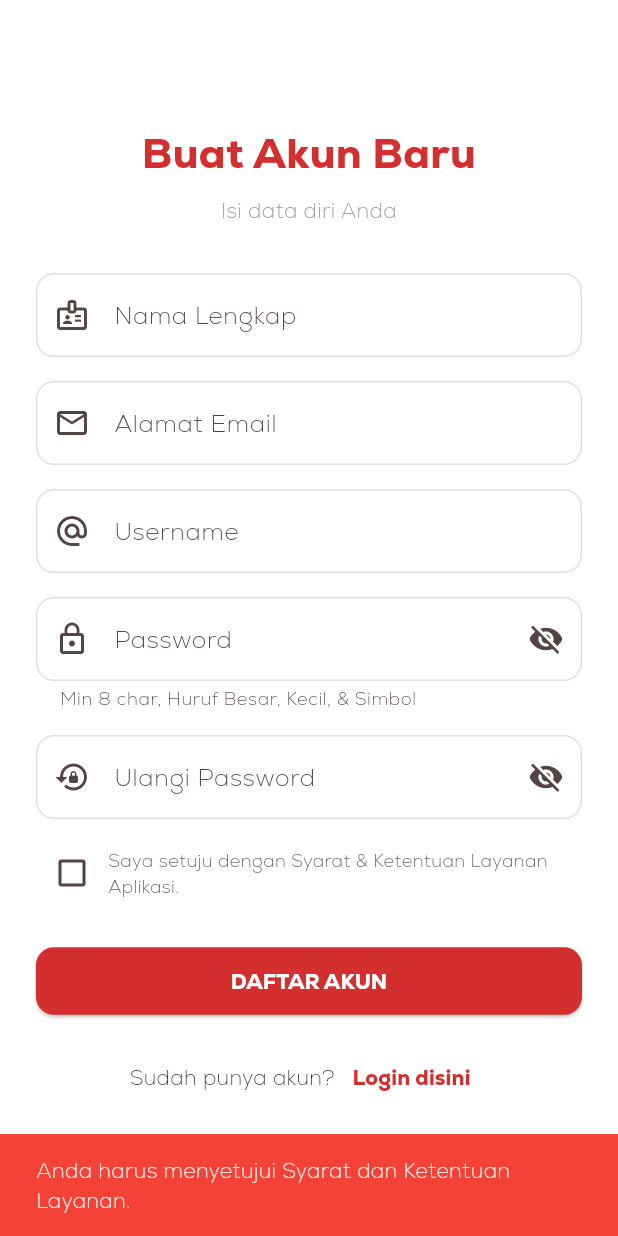
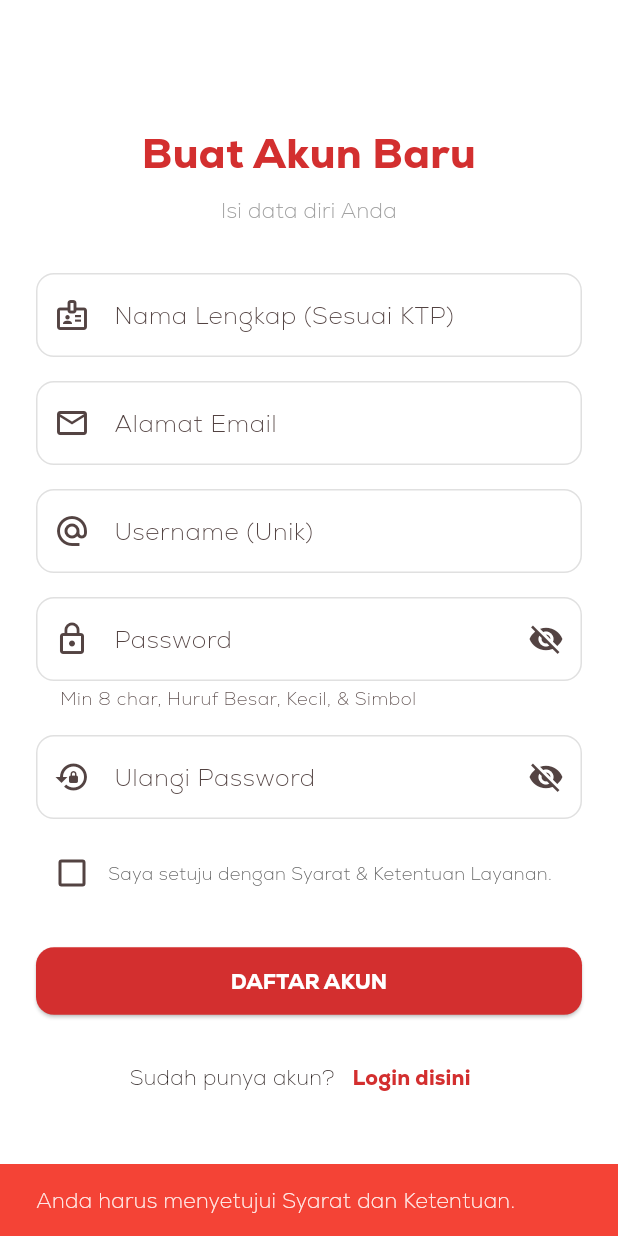
Before and after one commit to Ztxdope/smart-marketplace, a Flutter app: the screen it shows after launch, after a tap on "Daftar disini", after a tap on "DAFTAR AKUN", on a phone screen of 412 x 824 dp. Run offline on Flutter 3.47's test engine with Material 3 defaults, Android fonts, the phone set to English and light mode, and no system bars; our stand-ins replace animated_text_kit, auto_size_text, convex_bottom_bar, firebase_core, firebase_messaging, fluentui_system_icons and 13 more; accounts and stored records are empty; network calls fail; statements that could not run were skipped.

Commit message:
ver beta

```diff
--- a/lib/features/auth/login_page.dart
+++ b/lib/features/auth/login_page.dart
@@ -13,7 +13,7 @@ class LoginPage extends StatefulWidget {
 class _LoginPageState extends State<LoginPage> {
   // Controllers
   final _emailOrUserCtrl = TextEditingController();
-  final _fullNameCtrl = TextEditingController(); // Baru: Nama Lengkap
+  final _fullNameCtrl = TextEditingController();
   final _usernameCtrl = TextEditingController();
   final _emailCtrl = TextEditingController();
   final _passCtrl = TextEditingController();
@@ -24,7 +24,7 @@ class _LoginPageState extends State<LoginPage> {
   bool _obscurePass = true;
   bool _obscureConfirm = true;
 
-  // Baru: Checkbox Terms
+  // Checkbox Terms
   bool _agreeToTerms = false;
 
   Future<void> _submit() async {
@@ -45,53 +45,34 @@ class _LoginPageState extends State<LoginPage> {
 
         await supabase.auth.signInWithPassword(email: emailToLogin, password: password);
       } else {
-        // --- LOGIKA REGISTER (VALIDASI KETAT) ---
+        // --- LOGIKA REGISTER ---
         final fullName = _fullNameCtrl.text.trim();
         final email = _emailCtrl.text.trim();
         final username = _usernameCtrl.text.trim();
         final password = _passCtrl.text;
         final confirm = _confirmPassCtrl.text;
 
-        // 1. Validasi Terms of Service
-        if (!_agreeToTerms) {
-          throw 'Anda harus menyetujui Syarat dan Ketentuan Layanan.';
-        }
+        if (!_agreeToTerms) throw 'Anda harus menyetujui Syarat dan Ketentuan.';
 
-        // 2. Validasi Nama Lengkap (Gaboleh ada angka)
         if (fullName.isEmpty) throw 'Nama Lengkap wajib diisi';
-        if (fullName.contains(RegExp(r'[0-9]'))) {
-          throw 'Nama Lengkap tidak boleh mengandung angka.';
-        }
+        if (fullName.contains(RegExp(r'[0-9]'))) throw 'Nama Lengkap tidak boleh mengandung angka.';
 
-        // 3. Validasi Username (Standar)
         if (username.isEmpty) throw 'Username wajib diisi';
-        final validUser = RegExp(r'^[a-zA-Z0-9_.]+$');
-        if (!validUser.hasMatch(username)) throw 'Username hanya boleh huruf, angka, titik, dan _';
+        if (!RegExp(r'^[a-zA-Z0-9_.]+$').hasMatch(username)) throw 'Username hanya boleh huruf, angka, titik, dan _';
 
-        // 4. Validasi Password (Complex)
-        if (password != confirm) throw 'Password konfirmasi tidak sama!';
+        if (password != confirm) throw 'Password tidak sama!';
         if (password.length < 8) throw 'Password minimal 8 karakter';
+        if (!password.contains(RegExp(r'[A-Z]'))) throw 'Password harus ada Huruf Besar (A-Z).';
+        if (!password.contains(RegExp(r'[a-z]'))) throw 'Password harus ada Huruf Kecil (a-z).';
+        if (!password.contains(RegExp(r'[!@#\$%^&*(),.?":{}|<>]'))) throw 'Password harus ada Simbol.';
 
-        // Cek Huruf Besar
-        if (!password.contains(RegExp(r'[A-Z]'))) {
-          throw 'Password harus mengandung minimal 1 Huruf Besar (A-Z).';
-        }
-        // Cek Huruf Kecil
-        if (!password.contains(RegExp(r'[a-z]'))) {
-          throw 'Password harus mengandung minimal 1 Huruf Kecil (a-z).';
-        }
-        // Cek Simbol Spesial
-        if (!password.contains(RegExp(r'[!@#\$%^&*(),.?":{}|<>]'))) {
-          throw 'Password harus mengandung minimal 1 Simbol (!@#\$%^&*).';
-        }
-
-        // --- PROSES DAFTAR KE SUPABASE ---
+        // Proses Daftar
         await supabase.auth.signUp(
           email: email,
           password: password,
           data: {
-            'full_name': fullName, // Simpan Nama Lengkap Asli
-            'username': username,  // Simpan Username Unik
+            'full_name': fullName,
+            'username': username,
           },
         );
 
@@ -100,8 +81,6 @@ class _LoginPageState extends State<LoginPage> {
              content: Text('Registrasi Berhasil! Silakan Login.'),
              backgroundColor: Colors.green,
            ));
-
-           // Reset Form & Pindah ke Login
            setState(() {
              _isLogin = true;
              _emailOrUserCtrl.text = username;
@@ -161,6 +140,9 @@ class _LoginPageState extends State<LoginPage> {
 
   @override
   Widget build(BuildContext context) {
+    // Ambil warna tema
+    final primaryColor = Theme.of(context).primaryColor;
+
     return Scaffold(
       body: Center(
         child: SingleChildScrollView(
@@ -171,11 +153,7 @@ class _LoginPageState extends State<LoginPage> {
             children: [
               Text(
                 _isLogin ? 'Selamat Datang' : 'Buat Akun Baru',
-                style: TextStyle(
-                  fontSize: 28,
-                  fontWeight: FontWeight.bold,
-                  color: Theme.of(context).primaryColor,
-                ),
+                style: TextStyle(fontSize: 28, fontWeight: FontWeight.bold, color: primaryColor),
                 textAlign: TextAlign.center,
               ),
               const SizedBox(height: 8),
@@ -186,7 +164,7 @@ class _LoginPageState extends State<LoginPage> {
               ),
               const SizedBox(height: 32),
 
-              // --- FORM LOGIN ---
+              // FORM LOGIN
               if (_isLogin) ...[
                 TextField(
                   controller: _emailOrUserCtrl,
@@ -195,27 +173,24 @@ class _LoginPageState extends State<LoginPage> {
                 const SizedBox(height: 16),
               ],
 
-              // --- FORM REGISTER ---
+              // FORM REGISTER
               if (!_isLogin) ...[
-                // Nama Lengkap (Baru)
                 TextField(
                   controller: _fullNameCtrl,
                   textCapitalization: TextCapitalization.words,
-                  decoration: const InputDecoration(labelText: 'Nama Lengkap', prefixIcon: Icon(Icons.badge_outlined)),
+                  decoration: const InputDecoration(labelText: 'Nama Lengkap (Sesuai KTP)', prefixIcon: Icon(Icons.badge_outlined)),
                 ),
                 const SizedBox(height: 16),
-
                 TextField(
                   controller: _emailCtrl,
                   keyboardType: TextInputType.emailAddress,
                   decoration: const InputDecoration(labelText: 'Alamat Email', prefixIcon: Icon(Icons.email_outlined)),
                 ),
                 const SizedBox(height: 16),
-
                 TextField(
                   controller: _usernameCtrl,
                   inputFormatters: [FilteringTextInputFormatter.allow(RegExp(r'[a-zA-Z0-9_.]'))],
-                  decoration: const InputDecoration(labelText: 'Username', prefixIcon: Icon(Icons.alternate_email)),
+                  decoration: const InputDecoration(labelText: 'Username (Unik)', prefixIcon: Icon(Icons.alternate_email)),
                 ),
                 const SizedBox(height: 16),
               ],
@@ -243,32 +218,21 @@ class _LoginPageState extends State<LoginPage> {
                     suffixIcon: IconButton(icon: Icon(_obscureConfirm ? Icons.visibility_off : Icons.visibility), onPressed: () => setState(() => _obscureConfirm = !_obscureConfirm)),
                   ),
                 ),
-
                 const SizedBox(height: 12),
-
-                // --- CHECKBOX TERMS OF SERVICE ---
                 Row(
                   children: [
                     Checkbox(
                       value: _agreeToTerms,
-                      activeColor: Theme.of(context).primaryColor,
+                      activeColor: primaryColor,
                       onChanged: (val) => setState(() => _agreeToTerms = val ?? false)
                     ),
-                    Expanded(
-                      child: Text(
-                        "Saya setuju dengan Syarat & Ketentuan Layanan Aplikasi.",
-                        style: TextStyle(fontSize: 12, color: Colors.grey[700]),
-                      ),
-                    ),
+                    Expanded(child: Text("Saya setuju dengan Syarat & Ketentuan Layanan.", style: TextStyle(fontSize: 12, color: Colors.grey[700]))),
                   ],
                 ),
               ],
 
               if (_isLogin)
-                Align(
-                  alignment: Alignment.centerRight,
-                  child: TextButton(onPressed: _showForgotPasswordDialog, child: const Text("Lupa Password?")),
-                ),
+                Align(alignment: Alignment.centerRight, child: TextButton(onPressed: _showForgotPasswordDialog, child: const Text("Lupa Password?"))),
 
               const SizedBox(height: 24),
 
@@ -289,16 +253,11 @@ class _LoginPageState extends State<LoginPage> {
                     onPressed: () {
                       setState(() {
                         _isLogin = !_isLogin;
-                        // Clear semua form
-                        _passCtrl.clear();
-                        _confirmPassCtrl.clear();
-                        _emailCtrl.clear();
-                        _usernameCtrl.clear();
-                        _fullNameCtrl.clear();
-                        _agreeToTerms = false;
+                        _passCtrl.clear(); _confirmPassCtrl.clear(); _emailCtrl.clear();
+                        _usernameCtrl.clear(); _fullNameCtrl.clear(); _agreeToTerms = false;
                       });
                     },
-                    style: TextButton.styleFrom(foregroundColor: Theme.of(context).primaryColor),
+                    style: TextButton.styleFrom(foregroundColor: primaryColor),
                     child: Text(_isLogin ? 'Daftar disini' : 'Login disini', style: const TextStyle(fontWeight: FontWeight.bold)),
                   ),
                 ],
--- a/lib/main.dart
+++ b/lib/main.dart
@@ -1,30 +1,28 @@
 import 'package:flutter/material.dart';
 import 'package:flutter_riverpod/flutter_riverpod.dart';
 import 'package:supabase_flutter/supabase_flutter.dart';
-// Import untuk formatting
 import 'package:intl/date_symbol_data_local.dart';
-import 'package:intl/intl.dart';
-
+import 'package:firebase_core/firebase_core.dart'; // Import Firebase
 import 'core/constants.dart';
+import 'core/app_theme.dart';
 import 'features/splash/splash_page.dart';
+import 'core/notification_service.dart';
 
 void main() async {
-  // 1. Pastikan Binding terinisialisasi dulu
   WidgetsFlutterBinding.ensureInitialized();
 
-  // 2. Inisialisasi Supabase
+  await initializeDateFormatting('id_ID', null);
+
+  // --- INISIALISASI FIREBASE ---
+  await Firebase.initializeApp();
+
+  // --- INISIALISASI NOTIFIKASI ---
+  await NotificationService.initialize();
+
   await Supabase.initialize(
     url: AppConstants.supabaseUrl,
     anonKey: AppConstants.supabaseAnonKey,
   );
-
-  // 3. Inisialisasi Data Format Tanggal (PENTING)
-  // Kita initialize 'id' untuk Indonesia.
-  // Gunakan await agar selesai sebelum UI dirender.
-  await initializeDateFormatting('id_ID', null);
-
-  // Set default locale sistem ke Indonesia (Opsional tapi bagus)
-  Intl.defaultLocale = 'id_ID';
 
   runApp(const ProviderScope(child: MyApp()));
 }
--- a/pubspec.yaml
+++ b/pubspec.yaml
@@ -73,8 +73,12 @@ dependencies:
   google_generative_ai: ^0.4.0 # Library Resmi Google Gemini
   google_maps_flutter: ^2.5.3
 
-  speech_to_text: ^7.3.0
+  speech_to_text: ^7.0.0
   permission_handler: ^11.3.0
+
+  firebase_core: ^3.0.0
+  firebase_messaging: ^15.0.0
+  flutter_local_notifications: ^17.1.0
 
   # The following adds the Cupertino Icons font to your application.
   # Use with the CupertinoIcons class for iOS style icons.
```
Also changed, not shown: lib/core/app_theme.dart (added, +70 -0 lines), lib/core/constants_example.dart (+15 -0 lines), lib/core/notification_service.dart (added, +81 -0 lines), lib/features/profile/edit_profile_page.dart (+29 -17 lines), pubspec.lock, 6 other files.
